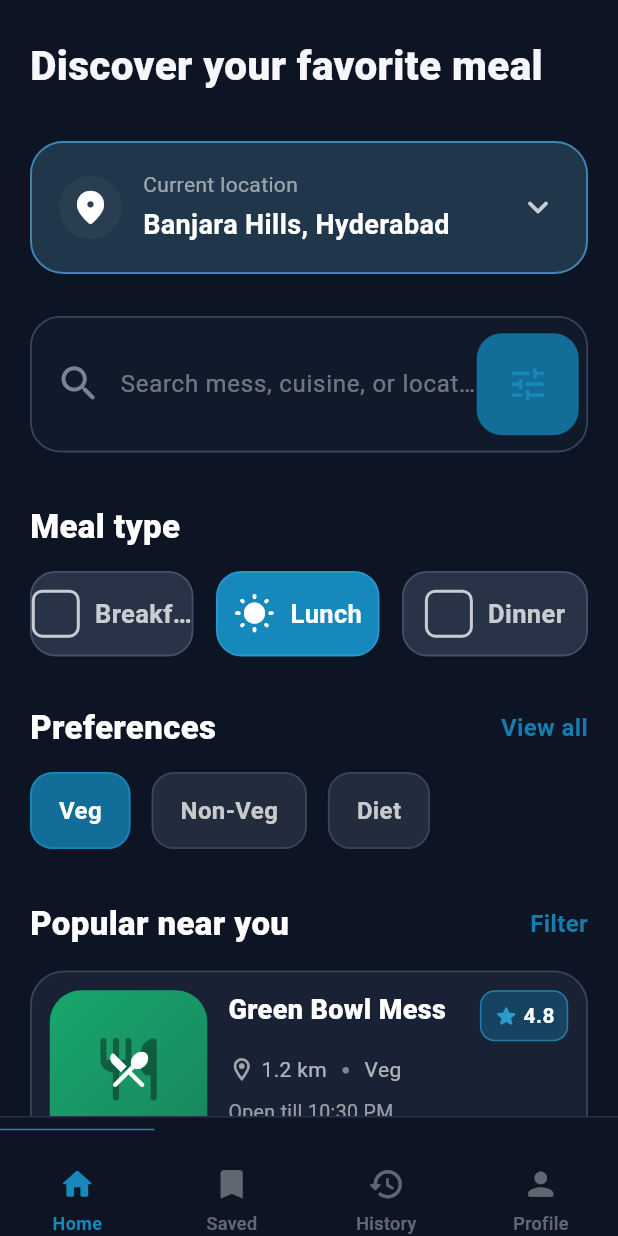
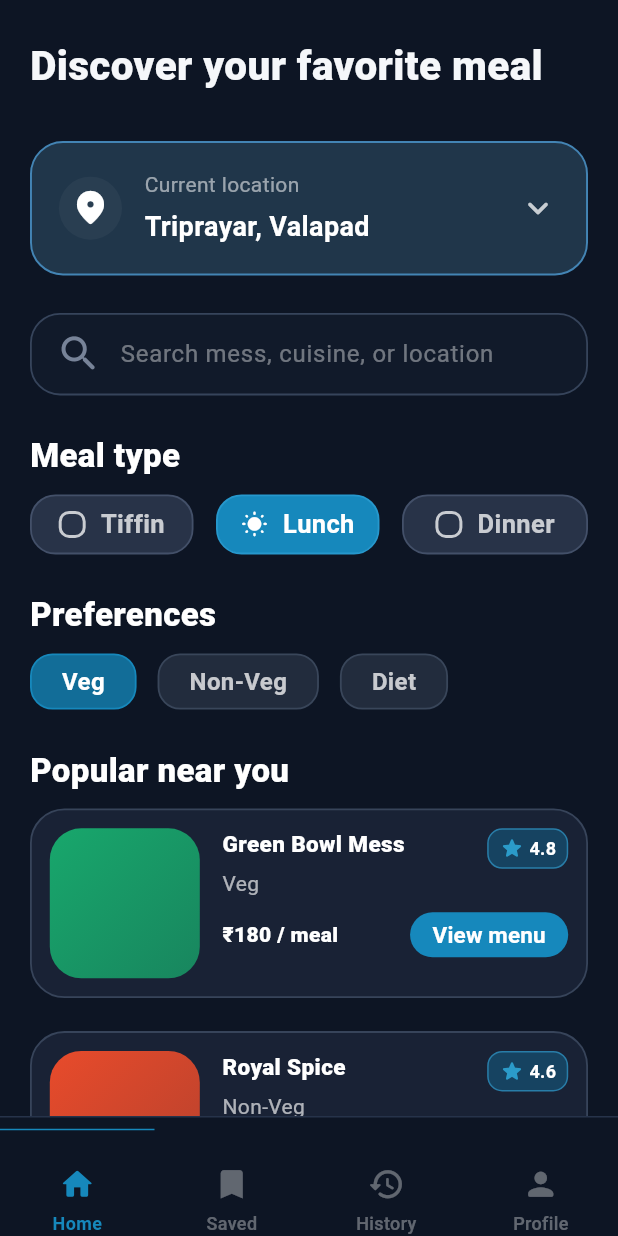
Before and after one commit to SandraAsok/messhubapp, a Flutter app: the HomeScreen screen opened directly, on a phone screen of 412 x 824 dp. Run offline on Flutter 3.47's test engine with Material 3 defaults, Android fonts, the phone set to English and light mode, and no system bars.

Commit message:
design updated

```diff
--- a/lib/presentation/screens/home.dart
+++ b/lib/presentation/screens/home.dart
@@ -19,7 +19,7 @@ class _HomeScreenState extends State<HomeScreen> {
   static const Color _white = Color(0xFFF5F7FA);
   static const Color _rating = Color(0xFF2B9BC9);
 
-  final List<String> _mealTypes = ['Breakfast', 'Lunch', 'Dinner'];
+  final List<String> _mealTypes = ['Tiffin', 'Lunch', 'Dinner'];
 
   final List<bool> _mealSelected = [false, true, false];
 
@@ -77,8 +77,9 @@ class _HomeScreenState extends State<HomeScreen> {
 
   @override
   Widget build(BuildContext context) {
+    final size = MediaQuery.of(context).size;
     final screens = [
-      _buildHomeTab(),
+      _buildHomeTab(size),
       _buildPlaceholderTab('Saved Mess Details'),
       _buildPlaceholderTab('Current History'),
       _buildPlaceholderTab('Profile'),
@@ -142,7 +143,7 @@ class _HomeScreenState extends State<HomeScreen> {
     );
   }
 
-  Widget _buildHomeTab() {
+  Widget _buildHomeTab(Size size) {
     return SafeArea(
       child: SingleChildScrollView(
         padding: const EdgeInsets.fromLTRB(20, 18, 20, 24),
@@ -185,7 +186,7 @@ class _HomeScreenState extends State<HomeScreen> {
                     ),
                   ),
 
-                  const SizedBox(width: 14),
+                  width15,
 
                   Expanded(
                     child: Column(
@@ -199,10 +200,10 @@ class _HomeScreenState extends State<HomeScreen> {
                           ),
                         ),
 
-                        const SizedBox(height: 4),
+                        height5,
 
                         const Text(
-                          'Banjara Hills, Hyderabad',
+                          'Triprayar, Valapad',
                           style: TextStyle(
                             fontSize: 18,
                             fontWeight: FontWeight.w700,
@@ -215,20 +216,17 @@ class _HomeScreenState extends State<HomeScreen> {
 
                   Icon(
                     Icons.keyboard_arrow_down_rounded,
-                    color: Colors.white.withOpacity(0.75),
+                    color: Colors.white.withValues(alpha: 0.75),
                     size: 28,
                   ),
                 ],
               ),
             ),
 
-            const SizedBox(height: 28),
+            height25,
 
-            // ======================================================
-            // SEARCH
-            // ======================================================
             Container(
-              height: 91,
+              height: 55,
               decoration: BoxDecoration(
                 color: const Color(0xFF111A2A),
                 borderRadius: BorderRadius.circular(20),
@@ -260,29 +258,11 @@ class _HomeScreenState extends State<HomeScreen> {
                     ),
                   ),
 
-                  Container(
-                    width: 68,
-                    height: 68,
-                    margin: const EdgeInsets.only(right: 5),
-                    decoration: BoxDecoration(
-                      color: _primaryDark,
-                      borderRadius: BorderRadius.circular(17),
-                    ),
-                    child: const Icon(
-                      Icons.tune_rounded,
-                      color: _primary,
-                      size: 29,
-                    ),
-                  ),
+                  width15,
                 ],
               ),
             ),
-
-            const SizedBox(height: 34),
-
-            // ======================================================
-            // MEAL TYPE
-            // ======================================================
+            height25,
             const Text(
               'Meal type',
               style: TextStyle(
@@ -292,7 +272,7 @@ class _HomeScreenState extends State<HomeScreen> {
               ),
             ),
 
-            const SizedBox(height: 14),
+            height10,
 
             Row(
               children: List.generate(_mealTypes.length, (index) {
@@ -301,20 +281,14 @@ class _HomeScreenState extends State<HomeScreen> {
                     padding: EdgeInsets.only(
                       right: index == _mealTypes.length - 1 ? 0 : 15,
                     ),
-                    child: _buildMealButton(index),
+                    child: _buildMealButton(index, size.width / 3.2),
                   ),
                 );
               }),
             ),
 
-            const SizedBox(height: 32),
+            height25,
 
-            // ======================================================
-            // PREFERENCES
-            // ======================================================
-            Row(
-              mainAxisAlignment: MainAxisAlignment.spaceBetween,
-              children: [
             const Text(
               'Preferences',
               style: TextStyle(
@@ -324,25 +298,9 @@ class _HomeScreenState extends State<HomeScreen> {
               ),
             ),
 
-                Text(
-                  'View all',
-                  style: TextStyle(
-                    fontSize: 16,
-                    fontWeight: FontWeight.w600,
-                    color: _primary.withOpacity(0.9),
-                  ),
-                ),
-              ],
-            ),
+            height10,
 
-            const SizedBox(height: 14),
-
-            // ======================================================
-            // SINGLE SELECT PREFERENCES
-            // ======================================================
-            SingleChildScrollView(
-              scrollDirection: Axis.horizontal,
-              child: Row(
+            Row(
               children: _preferences.map((preference) {
                 final selected = _selectedPreference == preference;
 
@@ -357,8 +315,8 @@ class _HomeScreenState extends State<HomeScreen> {
                     child: AnimatedContainer(
                       duration: const Duration(milliseconds: 180),
                       padding: const EdgeInsets.symmetric(
-                          horizontal: 18,
-                          vertical: 13,
+                        horizontal: 20,
+                        vertical: 6,
                       ),
                       decoration: BoxDecoration(
                         color: selected
@@ -366,9 +324,7 @@ class _HomeScreenState extends State<HomeScreen> {
                             : const Color(0xFF222C3D),
                         borderRadius: BorderRadius.circular(15),
                         border: Border.all(
-                            color: selected
-                                ? _primary
-                                : const Color(0xFF39465A),
+                          color: selected ? _primary : const Color(0xFF39465A),
                           width: 1.2,
                         ),
                       ),
@@ -387,16 +343,7 @@ class _HomeScreenState extends State<HomeScreen> {
                 );
               }).toList(),
             ),
-            ),
-
-            const SizedBox(height: 34),
-
-            // ======================================================
-            // POPULAR NEAR YOU
-            // ======================================================
-            Row(
-              mainAxisAlignment: MainAxisAlignment.spaceBetween,
-              children: [
+            height25,
             const Text(
               'Popular near you',
               style: TextStyle(
@@ -405,23 +352,8 @@ class _HomeScreenState extends State<HomeScreen> {
                 color: Colors.white,
               ),
             ),
+            height10,
 
-                Text(
-                  'Filter',
-                  style: TextStyle(
-                    fontSize: 16,
-                    fontWeight: FontWeight.w600,
-                    color: _primary.withOpacity(0.9),
-                  ),
-                ),
-              ],
-            ),
-
-            const SizedBox(height: 16),
-
-            // ======================================================
-            // MESS LIST
-            // ======================================================
             ListView.separated(
               shrinkWrap: true,
               physics: const NeverScrollableScrollPhysics(),
@@ -437,11 +369,7 @@ class _HomeScreenState extends State<HomeScreen> {
     );
   }
 
-  // ============================================================
-  // MEAL BUTTON
-  // ============================================================
-
-  Widget _buildMealButton(int index) {
+  Widget _buildMealButton(int index, double width) {
     final selected = _mealSelected[index];
     final meal = _mealTypes[index];
 
@@ -453,7 +381,8 @@ class _HomeScreenState extends State<HomeScreen> {
       },
       child: AnimatedContainer(
         duration: const Duration(milliseconds: 180),
-        height: 57,
+        height: 40,
+        width: width,
         decoration: BoxDecoration(
           color: selected ? _primary : const Color(0xFF283348),
           borderRadius: BorderRadius.circular(17),
@@ -466,11 +395,19 @@ class _HomeScreenState extends State<HomeScreen> {
           mainAxisAlignment: MainAxisAlignment.center,
           children: [
             if (selected && meal == 'Lunch')
-              const Icon(Icons.wb_sunny_rounded, color: Colors.white, size: 28)
+              const Icon(Icons.wb_sunny_rounded, color: Colors.white, size: 18)
+            else if (selected && meal == 'Tiffin')
+              const Icon(
+                Icons.wb_twilight_rounded,
+                color: Colors.white,
+                size: 18,
+              )
+            else if (selected && meal == 'Dinner')
+              const Icon(Icons.nightlight_round, color: Colors.white, size: 18)
             else
               Container(
-                width: 32,
-                height: 32,
+                width: 18,
+                height: 18,
                 decoration: BoxDecoration(
                   color: Colors.transparent,
                   borderRadius: BorderRadius.circular(7),
@@ -502,10 +439,6 @@ class _HomeScreenState extends State<HomeScreen> {
     );
   }
 
-  // ============================================================
-  // MESS CARD
-  // ============================================================
-
   Widget _buildMessCard(Map<String, dynamic> mess) {
     final bg = mess['color'] as Color;
 
@@ -519,14 +452,11 @@ class _HomeScreenState extends State<HomeScreen> {
       ),
       child: LayoutBuilder(
         builder: (context, constraints) {
-          final imageSize = constraints.maxWidth > 550 ? 148.0 : 105.0;
+          final imageSize = constraints.maxWidth > 550 ? 150.0 : 100.0;
 
           return Row(
             crossAxisAlignment: CrossAxisAlignment.start,
             children: [
-              // ==================================================
-              // IMAGE / ICON
-              // ==================================================
               Container(
                 width: imageSize,
                 height: imageSize,
@@ -536,38 +466,17 @@ class _HomeScreenState extends State<HomeScreen> {
                   gradient: LinearGradient(
                     begin: Alignment.topLeft,
                     end: Alignment.bottomRight,
-                    colors: [bg, bg.withOpacity(0.75)],
+                    colors: [bg, bg.withValues(alpha: 0.75)],
                   ),
                 ),
-                child: Stack(
-                  alignment: Alignment.center,
-                  children: [
-                    Icon(
-                      Icons.restaurant_rounded,
-                      color: Colors.black.withOpacity(0.38),
-                      size: imageSize * 0.48,
               ),
-                    Icon(
-                      Icons.restaurant_menu_rounded,
-                      color: Colors.white,
-                      size: imageSize * 0.30,
-                    ),
-                  ],
-                ),
-              ),
-
-              const SizedBox(width: 14),
-
-              // ==================================================
-              // DETAILS
-              // ==================================================
+              width15,
               Expanded(
                 child: SizedBox(
                   height: imageSize,
                   child: Column(
                     crossAxisAlignment: CrossAxisAlignment.start,
                     children: [
-                      // NAME + RATING
                       Row(
                         crossAxisAlignment: CrossAxisAlignment.start,
                         children: [
@@ -577,19 +486,17 @@ class _HomeScreenState extends State<HomeScreen> {
                               maxLines: 2,
                               overflow: TextOverflow.ellipsis,
                               style: const TextStyle(
-                                fontSize: 18,
+                                fontSize: 15,
                                 fontWeight: FontWeight.w800,
                                 color: Colors.white,
                               ),
                             ),
                           ),
 
-                          const SizedBox(width: 7),
-
                           Container(
                             padding: const EdgeInsets.symmetric(
-                              horizontal: 8,
-                              vertical: 6,
+                              horizontal: 7,
+                              vertical: 4,
                             ),
                             decoration: BoxDecoration(
                               color: const Color(0xFF164361),
@@ -611,7 +518,7 @@ class _HomeScreenState extends State<HomeScreen> {
                                   mess['rating'].toString(),
                                   style: const TextStyle(
                                     color: Colors.white,
-                                    fontSize: 14,
+                                    fontSize: 12,
                                     fontWeight: FontWeight.w700,
                                   ),
                                 ),
@@ -621,59 +528,13 @@ class _HomeScreenState extends State<HomeScreen> {
                         ],
                       ),
 
-                      const SizedBox(height: 9),
-
-                      // DISTANCE + TYPE
-                      Row(
-                        children: [
-                          Icon(
-                            Icons.location_on_outlined,
-                            size: 18,
-                            color: Colors.white.withOpacity(0.60),
-                          ),
-
-                          const SizedBox(width: 4),
-
-                          Text(
-                            mess['distance'],
-                            style: TextStyle(
-                              fontSize: 14,
-                              color: Colors.white.withOpacity(0.65),
-                            ),
-                          ),
-
-                          const SizedBox(width: 10),
-
-                          Icon(
-                            Icons.circle,
-                            size: 5,
-                            color: Colors.white.withOpacity(0.45),
-                          ),
-
-                          const SizedBox(width: 10),
-
                       Text(
                         mess['type'],
                         style: TextStyle(
                           fontSize: 14,
-                              color: Colors.white.withOpacity(0.65),
+                          color: Colors.white.withValues(alpha: 0.65),
                         ),
                       ),
-                        ],
-                      ),
-
-                      const SizedBox(height: 9),
-
-                      // TIME
-                      Text(
-                        mess['time'],
-                        style: TextStyle(
-                          fontSize: 13,
-                          color: Colors.white.withOpacity(0.55),
-                        ),
-                      ),
-
-                      const Spacer(),
 
                       // PRICE + MENU BUTTON
                       Row(
@@ -683,7 +544,7 @@ class _HomeScreenState extends State<HomeScreen> {
                             child: Text(
                               mess['price'],
                               style: const TextStyle(
-                                fontSize: 16,
+                                fontSize: 14,
                                 fontWeight: FontWeight.w800,
                                 color: Colors.white,
                               ),
@@ -696,7 +557,7 @@ class _HomeScreenState extends State<HomeScreen> {
                               backgroundColor: _primary,
                               foregroundColor: Colors.white,
                               elevation: 0,
-                              minimumSize: const Size(130, 50),
+                              minimumSize: const Size(100, 30),
                               padding: const EdgeInsets.symmetric(
                                 horizontal: 15,
                               ),
--- a/lib/presentation/widgets/utilities.dart
+++ b/lib/presentation/widgets/utilities.dart
@@ -13,6 +13,9 @@ LinearGradient splashgradient = LinearGradient(
   colors: [Color(0xFF121826), Color(0xFF1F2A44), Color(0xFF0F172A)],
 );
 
+SizedBox height5 = const SizedBox(height: 5);
 SizedBox height10 = const SizedBox(height: 10);
 SizedBox height25 = const SizedBox(height: 25);
 SizedBox height35 = const SizedBox(height: 35);
+
+SizedBox width15 = const SizedBox(width: 15);
```
Lines whose indentation alone changed are shown as unchanged.
